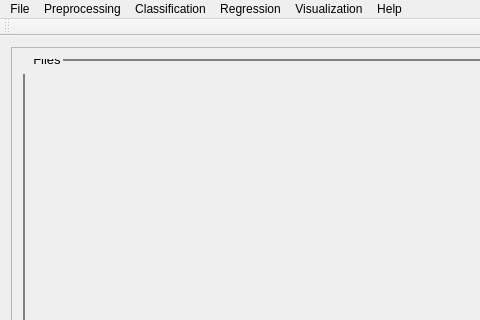
Qt form src/PYSAT_Gui_UI_Forms/UI Files/01_mainwindow_submodel.ui (tisaconundrum2/PySAT-GUI) before a commit; both pictures show x 0 to 480 and y 0 to 320 of the 581 by 843 pixel window.
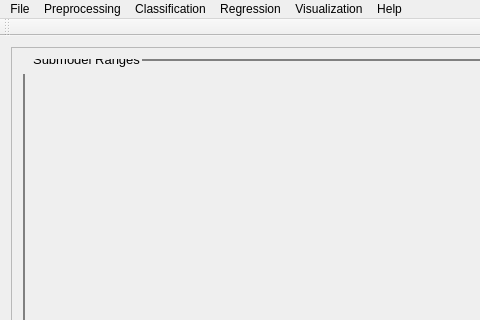
The same form after that commit.

```diff
--- a/src/PYSAT_Gui_UI_Forms/UI Files/01_mainwindow_submodel.ui
+++ b/src/PYSAT_Gui_UI_Forms/UI Files/01_mainwindow_submodel.ui
@@ -57,7 +57,7 @@
            </font>
           </property>
           <property name="title">
-           <string>Files</string>
+           <string>Submodel Ranges</string>
           </property>
           <layout class="QVBoxLayout" name="verticalLayout">
            <item>
```
